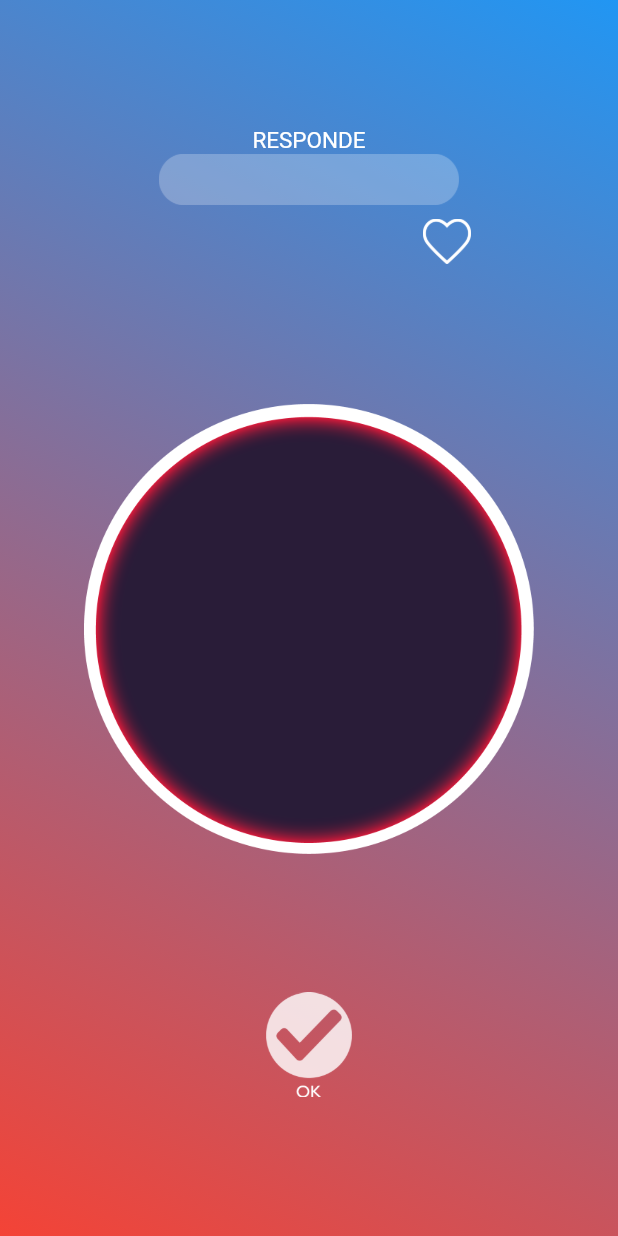
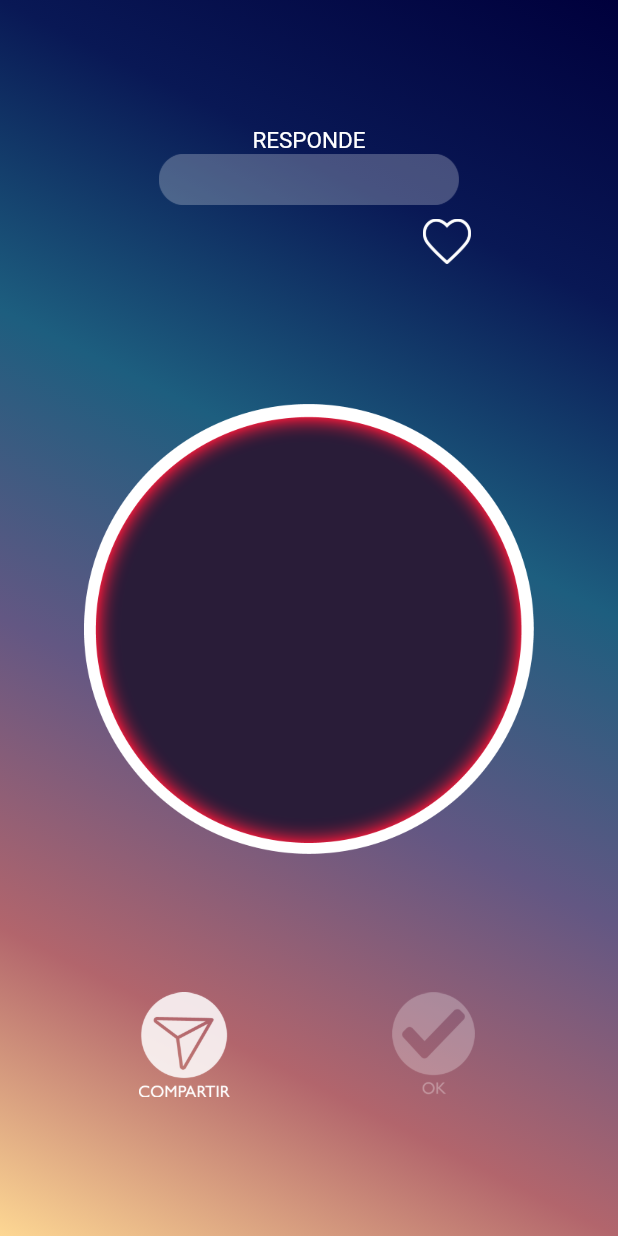
Before and after one commit to juegoconectemos/conectemos_legacy, a Flutter app: the Screen5 screen opened by its route, on a phone screen of 412 x 824 dp. Run offline on Flutter 3.47's test engine with Material 2 defaults, Android fonts, the light colour scheme and no system bars; our stand-ins replace cloud_firestore, device_info, firebase_core, firebase_database, firebase_dynamic_links, flutter_svg and 1 more; missing offline and left inert: circle_list; accounts and stored records are empty; project files that could hold a hidden picture were left out.

Commit message:
Commit temporal

```diff
--- a/lib/screen5.dart
+++ b/lib/screen5.dart
@@ -4,6 +4,7 @@ import 'package:cloud_firestore/cloud_firestore.dart';
 import 'package:conectemos/session.dart';
 import 'package:firebase_core/firebase_core.dart';
 import 'package:flutter/material.dart';
+import 'package:share/share.dart';
 
 String nombreJugador = '';
 
@@ -13,7 +14,9 @@ String pregunta = "";
 String responde = "";
 String nombreJugadorTurno = '';
 
-String textoPregunta = "";
+String textoPregunta = '';
+// Guarda el texto de la pregunta de forma temporal para ser enviada a me_gustas
+String textoPreguntaTmp = '';
 String colorTurno = '';
 
 bool iguales = false;
@@ -51,11 +54,21 @@ class _Screen5State extends State<Screen5> {
         nombreJugadorTurno = jugadores[turno];
         colorTurno = colores[turno];
 
-        if (responde.isEmpty && pregunta.isEmpty && textoPregunta.isEmpty) {
+        if (responde.isEmpty &&
+            pregunta.isEmpty &&
+            textoPregunta.isEmpty &&
+            textoPreguntaTmp.isNotEmpty) {
+          if (iconoCorazonSelected == true) {
+            FirebaseFirestore.instance.collection('me_gustas').add({
+              'pregunta': textoPreguntaTmp,
+            });
+          }
           // Ocurre cuando el usuario que pregunta está conforme con la respuesta y presionado OK
           Navigator.pushReplacementNamed(context, '/screen3');
           // Hace que se cierre el screen5 a todos los jugadores
         } else {
+          textoPreguntaTmp = textoPregunta;
+
           if (nombreJugador == pregunta) {
             iguales = true;
           } else {
@@ -130,8 +143,14 @@ class _Screen5State extends State<Screen5> {
             begin: Alignment.topRight,
             end: Alignment.bottomLeft,
             colors: [
-              Colors.blue,
-              Colors.red,
+              //Colors.blue,
+              //Colors.red,
+              Color(0xFF00003C),
+              Color(0xFF091855),
+              Color(0xFF1D5E7F),
+              Color(0xFF635783),
+              Color(0xFFB2656C),
+              Color(0xFFFDD793),
             ],
           ),
         ),
@@ -214,8 +233,9 @@ class _Screen5State extends State<Screen5> {
                     textoPregunta,
                     textAlign: TextAlign.center,
                     style: TextStyle(
+                      fontFamily: "GillSans",
                       fontWeight: FontWeight.normal,
-                      fontSize: 25,
+                      fontSize: 33,
                       color: Colors.white,
                     ),
                   ),
@@ -224,10 +244,20 @@ class _Screen5State extends State<Screen5> {
             ),
             //Text(textoPregunta),
             Row(
-              mainAxisAlignment: MainAxisAlignment.spaceAround,
+              mainAxisAlignment: MainAxisAlignment.spaceEvenly,
               children: [
                 IconButton(
-                  icon: Image.asset('assets/icono_ok.png'),
+                  icon: Image.asset('assets/icono_compartir.png'),
+                  iconSize: 70,
+                  onPressed: () {
+                    Share.share(
+                        '¡Hola, te invito a jugar Conectemos! Te comparto la siguiente pregunta: \"$textoPregunta\"');
+                  },
+                ),
+                IconButton(
+                  icon: iguales
+                      ? Image.asset('assets/icono_ok.png')
+                      : Image.asset('assets/icono_ok_opaco.png'),
                   iconSize: 70,
                   onPressed: iguales
                       ? () {
```
Also changed, not shown: lib/instructions.dart (+7 -2 lines), lib/screen0.dart (+7 -2 lines), lib/screen1.dart (+20 -9 lines), lib/screen3.dart (+22 -17 lines), lib/screen4.dart (+16 -6 lines), lib/splash.dart (+7 -2 lines), pubspec.yaml (+8 -5 lines), assets/disco_elige_tu_comodin.png (added), assets/icono_compartir.png (added), assets/icono_ok_opaco.png (added), fonts/GillSans.ttf (added).
